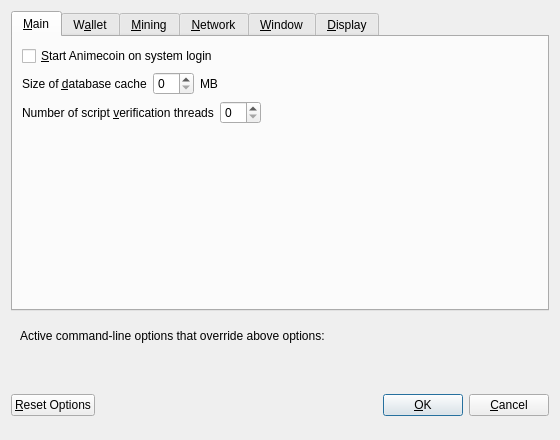
Animecointeam/Animecoin, file src/qt/forms/optionsdialog.ui: the form before one commit.
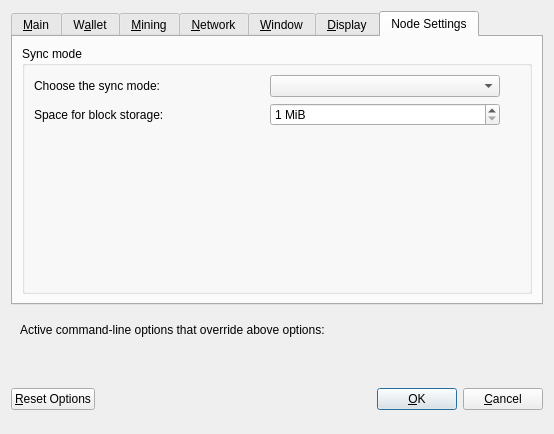
The form after the commit. The open tabs and pages were chosen to show the change. Custom widgets are drawn as their Qt base class.

Patch:
```diff
--- a/src/qt/forms/optionsdialog.ui
+++ b/src/qt/forms/optionsdialog.ui
@@ -6,8 +6,8 @@
    <rect>
     <x>0</x>
     <y>0</y>
-    <width>560</width>
-    <height>440</height>
+    <width>554</width>
+    <height>434</height>
    </rect>
   </property>
   <property name="windowTitle">
@@ -675,7 +675,69 @@
        </item>
       </layout>
      </widget>
+     <widget class="QWidget" name="tabNode">
+      <attribute name="title">
+       <string>Node Settings</string>
+      </attribute>
+      <layout class="QVBoxLayout" name="verticalLayout_3">
+       <item>
+        <widget class="QGroupBox" name="groupBox_2">
+         <property name="title">
+          <string>Sync mode</string>
+         </property>
+         <layout class="QGridLayout" name="gridLayout">
+          <item row="3" column="4">
+           <spacer name="verticalSpacer">
+            <property name="orientation">
+             <enum>Qt::Vertical</enum>
+            </property>
+            <property name="sizeHint" stdset="0">
+             <size>
+              <width>20</width>
+              <height>96</height>
+             </size>
+            </property>
+           </spacer>
+          </item>
+          <item row="1" column="1">
+           <widget class="QComboBox" name="syncMode"/>
+          </item>
+          <item row="1" column="0">
+           <widget class="QLabel" name="label_2">
+            <property name="text">
+             <string>Choose the sync mode:</string>
+            </property>
+           </widget>
+          </item>
+          <item row="2" column="0">
+           <widget class="QLabel" name="label">
+            <property name="text">
+             <string>Space for block storage:</string>
+            </property>
+           </widget>
+          </item>
+          <item row="2" column="1">
+           <widget class="QSpinBox" name="blockStorage">
+            <property name="accelerated">
+             <bool>true</bool>
+            </property>
+            <property name="suffix">
+             <string> MiB</string>
+            </property>
+            <property name="minimum">
+             <number>1</number>
+            </property>
+            <property name="maximum">
+             <number>65536</number>
+            </property>
+           </widget>
+          </item>
+         </layout>
         </widget>
+       </item>
+      </layout>
+     </widget>
+    </widget>
    </item>
    <item>
     <widget class="QFrame" name="frame">
```
Left out of the diff: 12 changed lines with no effect on the pictures.
